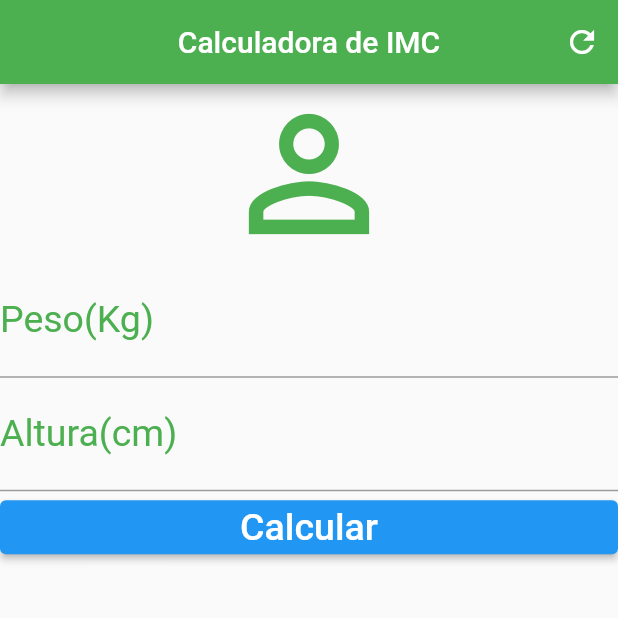
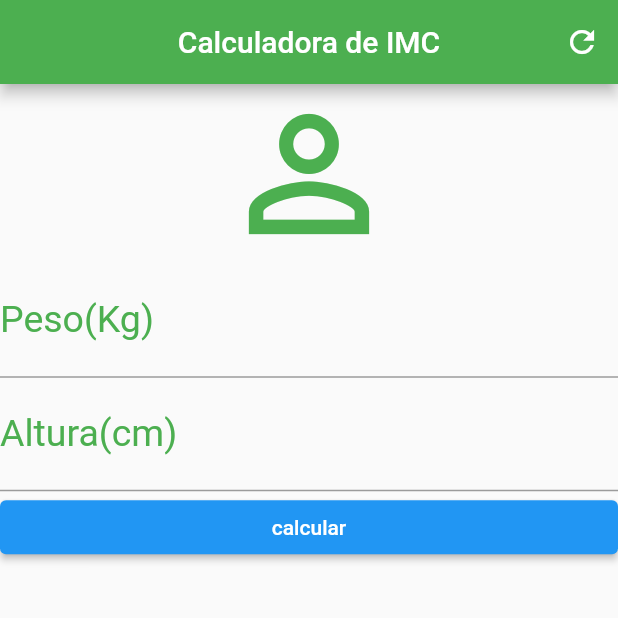
Before and after one commit to Murilou170/calculadora_imc, a Flutter app: the screen it shows after launch, on a phone screen of 412 x 824 dp, the top half of it. Run offline on Flutter 3.47's test engine with Material 2 defaults, Android fonts, the phone set to English and light mode, and no system bars.

Commit message:
aula 118

```diff
--- a/analysis_options.yaml
+++ b/analysis_options.yaml
@@ -22,6 +22,7 @@ linter:
   # `// ignore_for_file: name_of_lint` syntax on the line or in the file
   # producing the lint.
   rules:
+    prefer_const_constructors : false
     # avoid_print: false  # Uncomment to disable the `avoid_print` rule
     # prefer_single_quotes: true  # Uncomment to enable the `prefer_single_quotes` rule
 
--- a/lib/Home.dart
+++ b/lib/Home.dart
@@ -1,13 +1,15 @@
 import 'package:flutter/material.dart';
 
 class Home extends StatefulWidget {
-  const Home({Key? key}) : super(key: key);
+  const Home({Key key}) : super(key: key);
 
   @override
   State<Home> createState() => _HomeState();
 }
 
 class _HomeState extends State<Home> {
+  String text = 'text';
+
   @override
   Widget build(BuildContext context) {
     return Scaffold(
@@ -24,7 +26,7 @@ class _HomeState extends State<Home> {
       ),
       body: Column(
         crossAxisAlignment: CrossAxisAlignment.stretch,
-        children: const [
+        children: [
           Icon(Icons.person_outline, size: 120.0, color: Colors.green),
           TextField(
             keyboardType: TextInputType.number,
@@ -43,12 +45,8 @@ class _HomeState extends State<Home> {
             style: TextStyle(color: Colors.green, fontSize: 25.0),
           ),
           ElevatedButton(
-            child: Text(
-              "Calcular",
-              style: TextStyle(color: Colors.white, fontSize: 25.0),
-            ),
-            onPressed: (){},
-
+              onPressed: () {},
+              child: Text("calcular")
           )
         ],
       ),
--- a/pubspec.yaml
+++ b/pubspec.yaml
@@ -18,7 +18,7 @@ publish_to: 'none' # Remove this line if you wish to publish to pub.dev
 version: 1.0.0+1
 
 environment:
-  sdk: ">=2.16.2 <3.0.0"
+  sdk: ">=2.7.0 <3.0.0"
 
 # Dependencies specify other packages that your package needs in order to work.
 # To automatically upgrade your package dependencies to the latest versions
```
Also changed, not shown: pubspec.lock.
